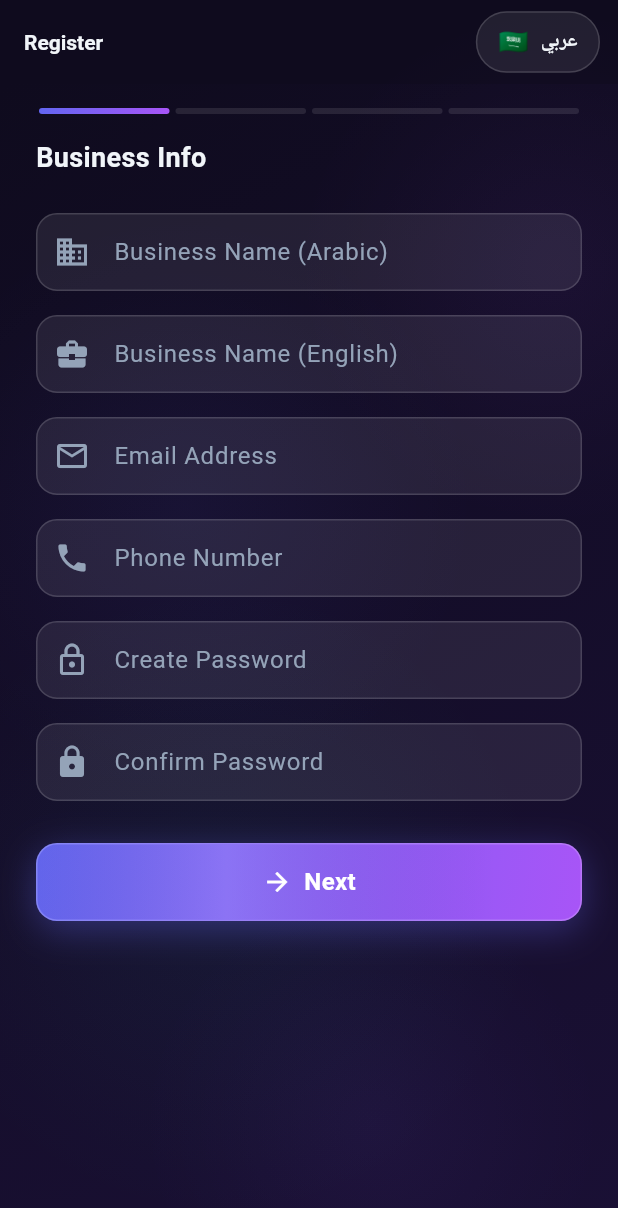
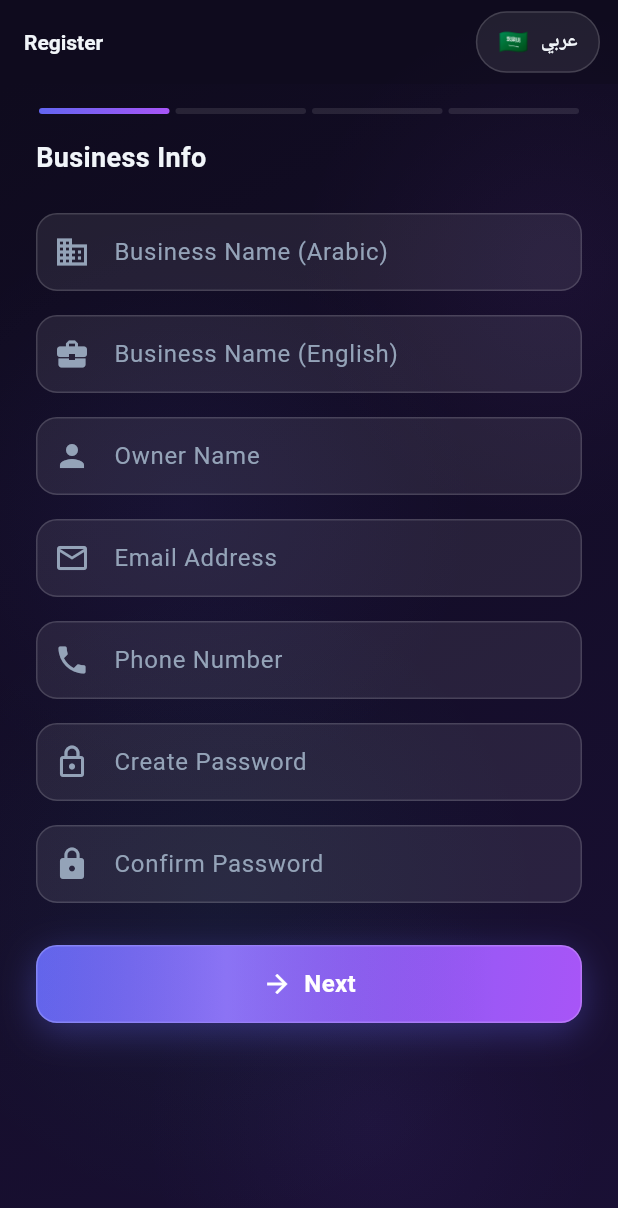
Before and after one commit to ChickSA-v1/DialectIQ, a Flutter app: the RegisterScreen screen opened by its route, after a tap on "🇺🇸", on a phone screen of 412 x 824 dp. Shown: the top 1208 px of the screen. Run offline on Flutter 3.47's test engine with Material 3 defaults, Android fonts, the phone set to English and light mode, and no system bars; our stand-ins replace dio, file_picker, fl_chart, flutter_riverpod, flutter_secure_storage, go_router and 2 more; accounts and stored records are empty; Roboto replaces fonts that are missing (Zain).

Commit message:
fix: resolve 422 errors in registration and document upload
- Fix document upload URL to match server endpoint (/api/v1/auth/upload-document)
- Add missing tenant_id form field to document upload request
- Fix doc_type mismatch: 'national_id' → 'owner_id' to match server validation
- Fix register field names: 'name_ar' → 'business_name_ar', 'name_en' → 'business_name_en'
- Add missing full_name (Owner Name) field to registration form and API call
- Fix password min length validation to match server requirement (8 chars)

Co-Authored-By: Claude Opus 4.6 <noreply@anthropic.com>

```diff
--- a/mobile/lib/repositories/auth_repo.dart
+++ b/mobile/lib/repositories/auth_repo.dart
@@ -19,14 +19,16 @@ class AuthRepository {
   Future<Map<String, dynamic>> register({
     required String nameAr,
     String? nameEn,
+    required String fullName,
     required String email,
     required String phone,
     required String password,
     required String package,
   }) async {
     final response = await _dio.post('/api/v1/auth/register', data: {
-      'name_ar': nameAr,
-      'name_en': nameEn,
+      'business_name_ar': nameAr,
+      'business_name_en': nameEn,
+      'full_name': fullName,
       'email': email,
       'phone': phone,
       'password': password,
@@ -44,9 +46,10 @@ class AuthRepository {
     final formData = FormData.fromMap({
       'file': await MultipartFile.fromFile(file.path, filename: file.path.split('/').last),
       'doc_type': docType,
+      'tenant_id': tenantId,
     });
     final response = await _dio.post(
-      '/api/v1/auth/tenants/$tenantId/documents',
+      '/api/v1/auth/upload-document',
       data: formData,
     );
     return response.data as Map<String, dynamic>;
--- a/mobile/lib/screens/register/register_screen.dart
+++ b/mobile/lib/screens/register/register_screen.dart
@@ -26,6 +26,7 @@ class _RegisterScreenState extends ConsumerState<RegisterScreen> {
   // Form data
   String nameAr = '';
   String nameEn = '';
+  String fullName = '';
   String email = '';
   String phone = '';
   String password = '';
@@ -69,6 +70,7 @@ class _RegisterScreenState extends ConsumerState<RegisterScreen> {
       final result = await repo.register(
         nameAr: nameAr,
         nameEn: nameEn.isNotEmpty ? nameEn : null,
+        fullName: fullName,
         email: email,
         phone: phone,
         password: password,
@@ -90,7 +92,7 @@ class _RegisterScreenState extends ConsumerState<RegisterScreen> {
           await repo.uploadDocument(
             tenantId: tenantId!,
             file: nationalIdFile!,
-            docType: 'national_id',
+            docType: 'owner_id',
           );
         }
       }
@@ -215,6 +217,7 @@ class _RegisterScreenState extends ConsumerState<RegisterScreen> {
                   StepBusiness(
                     nameAr: nameAr,
                     nameEn: nameEn,
+                    fullName: fullName,
                     email: email,
                     phone: phone,
                     password: password,
@@ -222,6 +225,7 @@ class _RegisterScreenState extends ConsumerState<RegisterScreen> {
                       setState(() {
                         nameAr = data['nameAr']!;
                         nameEn = data['nameEn'] ?? '';
+                        fullName = data['fullName']!;
                         email = data['email']!;
                         phone = data['phone']!;
                         password = data['password']!;
--- a/mobile/lib/screens/register/step_business.dart
+++ b/mobile/lib/screens/register/step_business.dart
@@ -7,6 +7,7 @@ import '../../widgets/gradient_button.dart';
 class StepBusiness extends StatefulWidget {
   final String nameAr;
   final String nameEn;
+  final String fullName;
   final String email;
   final String phone;
   final String password;
@@ -16,6 +17,7 @@ class StepBusiness extends StatefulWidget {
     super.key,
     required this.nameAr,
     required this.nameEn,
+    required this.fullName,
     required this.email,
     required this.phone,
     required this.password,
@@ -30,6 +32,7 @@ class _StepBusinessState extends State<StepBusiness> {
   final _formKey = GlobalKey<FormState>();
   late final TextEditingController _nameArCtrl;
   late final TextEditingController _nameEnCtrl;
+  late final TextEditingController _fullNameCtrl;
   late final TextEditingController _emailCtrl;
   late final TextEditingController _phoneCtrl;
   late final TextEditingController _passwordCtrl;
@@ -40,6 +43,7 @@ class _StepBusinessState extends State<StepBusiness> {
     super.initState();
     _nameArCtrl = TextEditingController(text: widget.nameAr);
     _nameEnCtrl = TextEditingController(text: widget.nameEn);
+    _fullNameCtrl = TextEditingController(text: widget.fullName);
     _emailCtrl = TextEditingController(text: widget.email);
     _phoneCtrl = TextEditingController(text: widget.phone);
     _passwordCtrl = TextEditingController(text: widget.password);
@@ -50,6 +54,7 @@ class _StepBusinessState extends State<StepBusiness> {
   void dispose() {
     _nameArCtrl.dispose();
     _nameEnCtrl.dispose();
+    _fullNameCtrl.dispose();
     _emailCtrl.dispose();
     _phoneCtrl.dispose();
     _passwordCtrl.dispose();
@@ -96,6 +101,20 @@ class _StepBusinessState extends State<StepBusiness> {
             FadeSlideIn(
               delay: const Duration(milliseconds: 160),
               child: TextFormField(
+                controller: _fullNameCtrl,
+                style: const TextStyle(color: AppColors.textPrimary),
+                decoration: InputDecoration(
+                  labelText: l10n.ownerName,
+                  prefixIcon: const Icon(Icons.person),
+                ),
+                validator: (v) =>
+                    v == null || v.trim().isEmpty ? l10n.requiredField : null,
+              ),
+            ),
+            const SizedBox(height: 16),
+            FadeSlideIn(
+              delay: const Duration(milliseconds: 240),
+              child: TextFormField(
                 controller: _emailCtrl,
                 keyboardType: TextInputType.emailAddress,
                 style: const TextStyle(color: AppColors.textPrimary),
@@ -112,7 +131,7 @@ class _StepBusinessState extends State<StepBusiness> {
             ),
             const SizedBox(height: 16),
             FadeSlideIn(
-              delay: const Duration(milliseconds: 240),
+              delay: const Duration(milliseconds: 320),
               child: TextFormField(
                 controller: _phoneCtrl,
                 keyboardType: TextInputType.phone,
@@ -127,7 +146,7 @@ class _StepBusinessState extends State<StepBusiness> {
             ),
             const SizedBox(height: 16),
             FadeSlideIn(
-              delay: const Duration(milliseconds: 320),
+              delay: const Duration(milliseconds: 400),
               child: TextFormField(
                 controller: _passwordCtrl,
                 obscureText: true,
@@ -138,14 +157,14 @@ class _StepBusinessState extends State<StepBusiness> {
                 ),
                 validator: (v) {
                   if (v == null || v.isEmpty) return l10n.requiredField;
-                  if (v.length < 6) return 'Min 6 characters';
+                  if (v.length < 8) return 'Min 8 characters';
                   return null;
                 },
               ),
             ),
             const SizedBox(height: 16),
             FadeSlideIn(
-              delay: const Duration(milliseconds: 400),
+              delay: const Duration(milliseconds: 480),
               child: TextFormField(
                 controller: _confirmCtrl,
                 obscureText: true,
@@ -162,7 +181,7 @@ class _StepBusinessState extends State<StepBusiness> {
             ),
             const SizedBox(height: 28),
             FadeSlideIn(
-              delay: const Duration(milliseconds: 480),
+              delay: const Duration(milliseconds: 560),
               child: GradientButton(
               label: l10n.next,
               icon: Icons.arrow_forward,
@@ -171,6 +190,7 @@ class _StepBusinessState extends State<StepBusiness> {
                   widget.onNext({
                     'nameAr': _nameArCtrl.text.trim(),
                     'nameEn': _nameEnCtrl.text.trim(),
+                    'fullName': _fullNameCtrl.text.trim(),
                     'email': _emailCtrl.text.trim(),
                     'phone': _phoneCtrl.text.trim(),
                     'password': _passwordCtrl.text,
```
